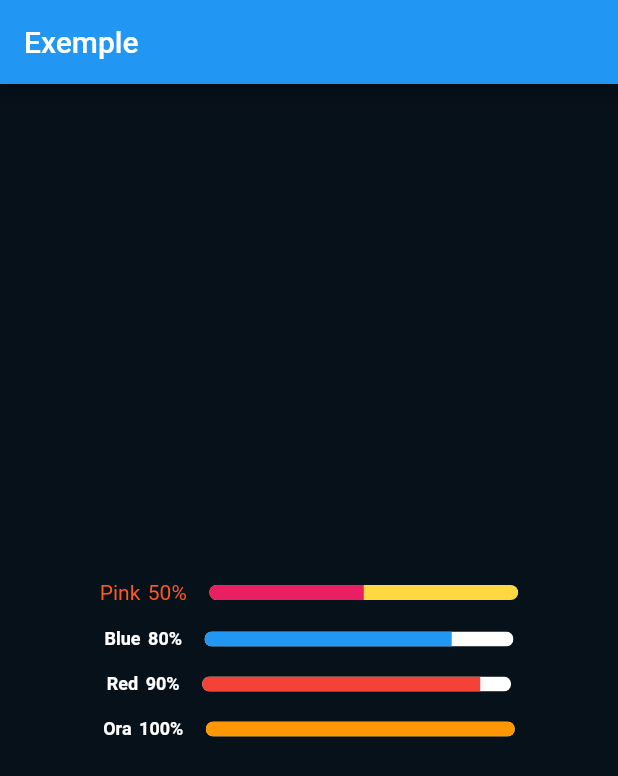
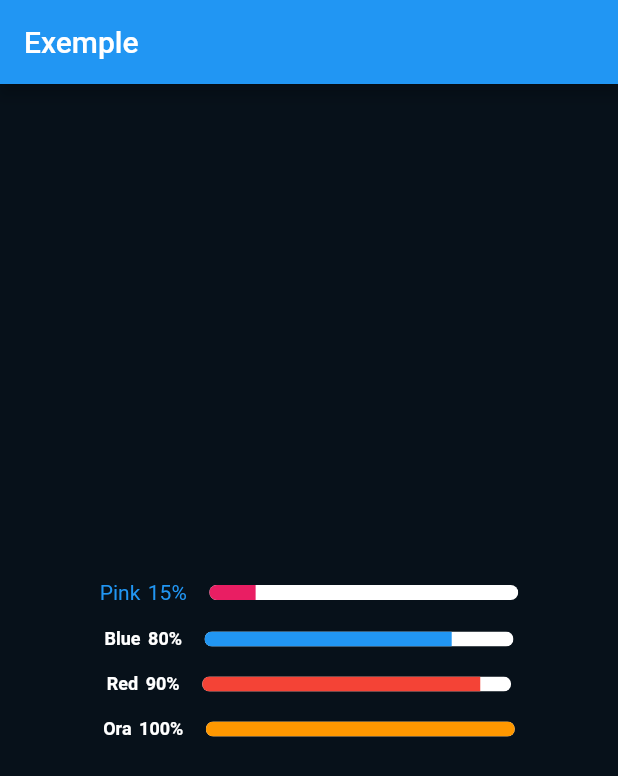
Before and after one commit to Jacob-dvlp/chart-line, a Flutter app: the screen it shows after launch, on a phone screen of 412 x 824 dp. Shown: the top 776 px of the screen. Run offline on Flutter 3.47's test engine with Material 2 defaults, Android fonts, the phone set to English and light mode, and no system bars.

Commit message:
update readme

```diff
--- a/example/lib/main.dart
+++ b/example/lib/main.dart
@@ -33,8 +33,6 @@ class _MyHomePageState extends State<MyHomePage> {
     return Scaffold(
       backgroundColor: const Color(0XFF07111a),
       appBar: AppBar(
-        // Here we take the value from the MyHomePage object that was created by
-        // the App.build method, and use it to set our appbar title.
         title: Text(widget.title),
       ),
       body: Column(
@@ -43,11 +41,11 @@ class _MyHomePageState extends State<MyHomePage> {
           Padding(
             padding: EdgeInsets.all(8.0),
             child: ChartLine(
-              backgroundColorLine: Colors.amberAccent,
-              value: 50,
+              backgroundColorLine: Colors.white,
+              value: 15,
               backgroundColor: Colors.pink,
               label: 'Pink',
-              textStyleLine: TextStyle(color: Colors.deepOrange),
+              textStyleLine: TextStyle(color: Colors.blue),
             ),
           ),
           Padding(
```
Also changed, not shown: 1 other file.
